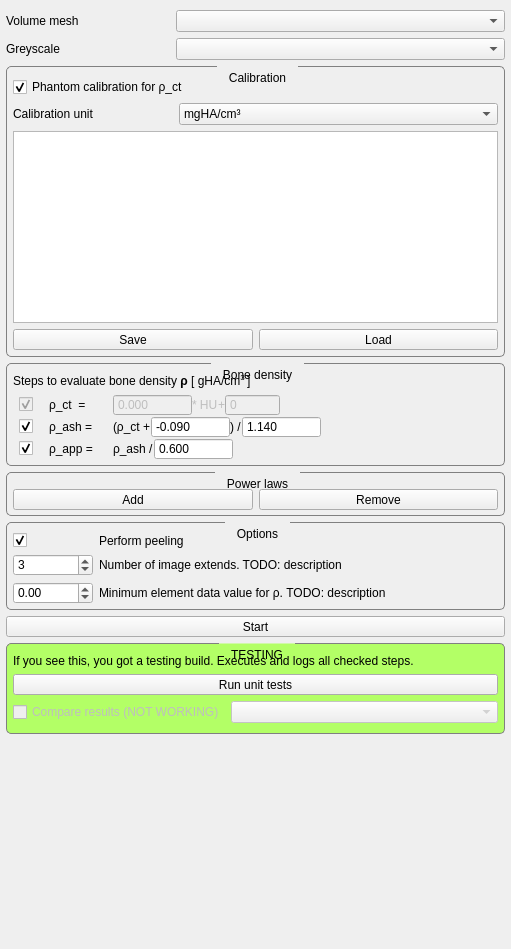
Qt form Plugins/ch.zhaw.materialmapping/src/internal/MaterialMappingViewControls.ui (araex/mitk-gem) before a commit.
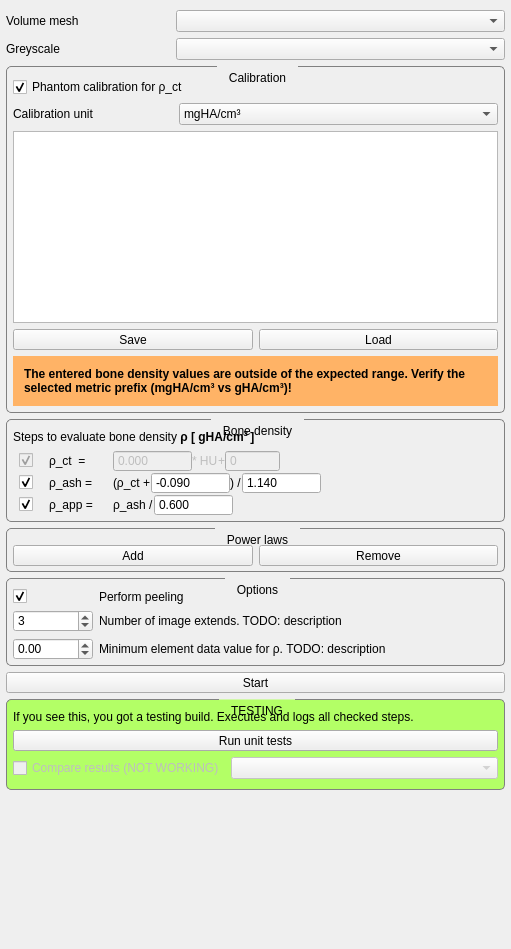
The same form after that commit. Custom widgets are drawn as their Qt base class.

Patch:
```diff
--- a/Plugins/ch.zhaw.materialmapping/src/internal/MaterialMappingViewControls.ui
+++ b/Plugins/ch.zhaw.materialmapping/src/internal/MaterialMappingViewControls.ui
@@ -322,6 +322,33 @@
           </layout>
          </widget>
         </item>
+        <item>
+         <widget class="QWidget" name="unitWarningLabel" native="true">
+          <property name="styleSheet">
+           <string notr="true">QWidget {
+	background-color: #ffb366
+}</string>
+          </property>
+          <layout class="QVBoxLayout" name="verticalLayout_13">
+           <item>
+            <widget class="QLabel" name="unitWarningLabel2">
+             <property name="enabled">
+              <bool>true</bool>
+             </property>
+             <property name="styleSheet">
+              <string notr="true"/>
+             </property>
+             <property name="text">
+              <string>&lt;html&gt;&lt;head/&gt;&lt;body&gt;&lt;p&gt;&lt;span style=&quot; font-weight:600;&quot;&gt;The entered bone density values are outside of the expected range. Verify the selected metric prefix (mgHA/cm³ vs gHA/cm³)!&lt;/span&gt;&lt;/p&gt;&lt;/body&gt;&lt;/html&gt;</string>
+             </property>
+             <property name="wordWrap">
+              <bool>true</bool>
+             </property>
+            </widget>
+           </item>
+          </layout>
+         </widget>
+        </item>
        </layout>
       </widget>
      </item>
@@ -349,7 +376,7 @@
         <item>
          <widget class="QLabel" name="label_8">
           <property name="text">
-           <string>&lt;html&gt;&lt;head/&gt;&lt;body&gt;&lt;p&gt;Steps to evaluate bone density &lt;span style=&quot; font-weight:600;&quot;&gt;ρ &lt;/span&gt;[ gHA/cm&lt;span style=&quot; vertical-align:super;&quot;&gt;3 &lt;/span&gt;]&lt;/p&gt;&lt;/body&gt;&lt;/html&gt;</string>
+           <string>&lt;html&gt;&lt;head/&gt;&lt;body&gt;&lt;p&gt;Steps to evaluate bone density &lt;span style=&quot; font-weight:600;&quot;&gt;ρ [ gHA/cm&lt;/span&gt;&lt;span style=&quot; font-weight:600; vertical-align:super;&quot;&gt;3 &lt;/span&gt;&lt;span style=&quot; font-weight:600;&quot;&gt;]&lt;/span&gt;&lt;/p&gt;&lt;/body&gt;&lt;/html&gt;</string>
           </property>
           <property name="wordWrap">
            <bool>true</bool>
```
